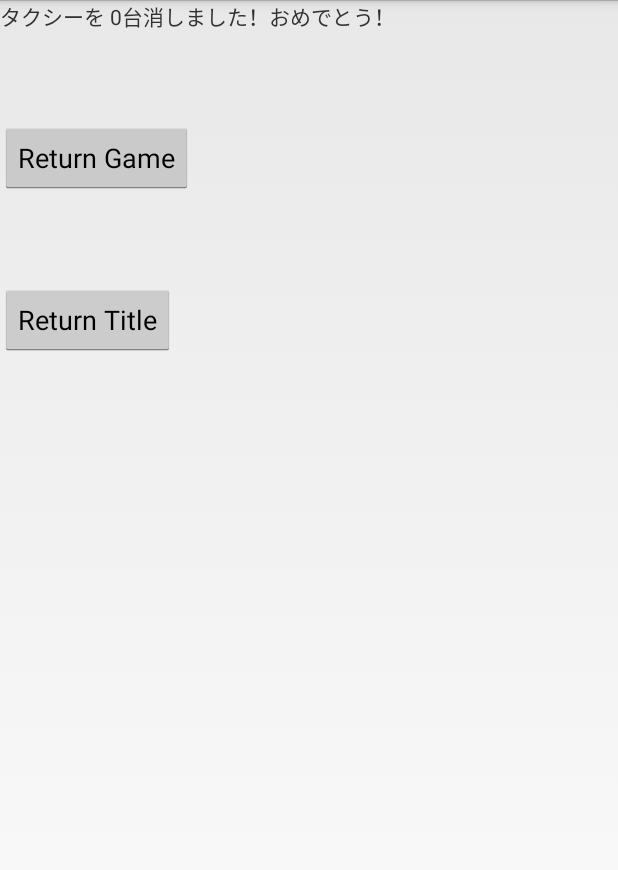
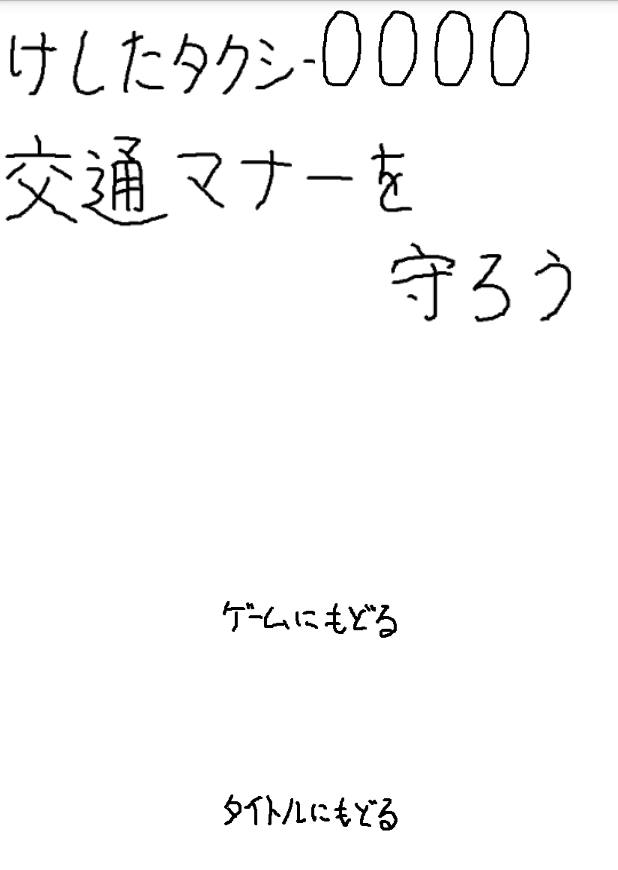
Before and after one commit to tmyoas/HeyTaxi, an Android app: the ResultActivity screen opened directly, with no data from a screen before it, on a phone screen of 412 x 824 dp. Shown: the top 870 px of the screen. Run offline under Robolectric (Android 15) with nearby library versions, the light colour scheme and no system bars.

Commit message:
add 0-9 imgs

```diff
--- a/app/src/main/java/com/cyberagent/ameba/heytaxi/ResultActivity.java
+++ b/app/src/main/java/com/cyberagent/ameba/heytaxi/ResultActivity.java
@@ -2,26 +2,51 @@ package com.cyberagent.ameba.heytaxi;
 
 import android.app.Activity;
 import android.content.Intent;
+import android.content.res.Resources;
+import android.graphics.Bitmap;
+import android.graphics.BitmapFactory;
 import android.os.Bundle;
+import android.util.Log;
 import android.view.KeyEvent;
 import android.view.Menu;
 import android.view.MenuItem;
+import android.view.MotionEvent;
 import android.view.View;
 import android.view.Window;
 import android.view.WindowManager;
-import android.widget.Button;
-import android.widget.TextView;
+import android.widget.ImageView;
 
 /**
  * Created by itou on 2014/09/17.
  */
 
-public class ResultActivity extends Activity implements View.OnClickListener{
+public class ResultActivity extends Activity implements View.OnTouchListener{
 
 
-    TextView text_count;
-    Button button_title;
-    Button button_game;
+//    TextView text_count;
+    ImageView image_game;
+    ImageView image_title;
+    ImageView put_num0;
+    ImageView put_num1;
+    ImageView put_num2;
+    ImageView put_num3;
+    Bitmap touch_game;
+    Bitmap touch_title;
+    Bitmap def_game;
+    Bitmap def_title;
+    Bitmap num1;
+    Bitmap num2;
+    Bitmap num3;
+    Bitmap num4;
+    Bitmap num5;
+    Bitmap num6;
+    Bitmap num7;
+    Bitmap num8;
+    Bitmap num9;
+
+
+
+//    ArrayList<Integer> result_split = new ArrayList<Integer>();
 
     @Override
     protected void onCreate (Bundle savedInstanceState){
@@ -33,14 +58,32 @@ public class ResultActivity extends Activity implements View.OnClickListener{
         setContentView(R.layout.activity_result);
         init();
 
+        ImageView[] put_num = new ImageView[]{put_num3, put_num2, put_num1, put_num0};
 
         Intent intent = getIntent();
         int result = intent.getIntExtra("RESULT", 0);
 
+        int result1 = result % 10;
+        int result2 = (result % 100) / 10;
+        int result3 = (result % 1000) / 100;
+        int result4 = (result % 10000) / 1000;
 
-        text_count.setText("タクシーを " + result + "台消しました！おめでとう！");
-        button_game.setOnClickListener(this);
-        button_title.setOnClickListener(this);
+        int[] result_array = new int[]{result4, result3, result2, result1};
+
+        Log.v("CHECK", "" + result);
+
+        for (int i = 0 ; i < result_array.length ; i++){
+//            setNum(i, put_num[result_split.length - i]);
+            setNum(result_array[i], put_num[i]);
+        }
+
+
+
+//        text_count.setText("消したタクシー : " + result + "\n" + "交通マナーは守りましょう");
+
+        image_title.setOnTouchListener(this);
+        image_game.setOnTouchListener(this);
+
     }
 
     @Override
@@ -63,21 +106,58 @@ public class ResultActivity extends Activity implements View.OnClickListener{
     }
 
     public void init() {
-        text_count = (TextView)findViewById(R.id.result);
-        button_game = (Button)findViewById(R.id.button_game);
-        button_title = (Button)findViewById(R.id.button_title);
+//        text_count = (TextView)findViewById(R.id.result);
+        image_game = (ImageView)findViewById(R.id.image_game);
+        image_title = (ImageView)findViewById(R.id.image_title);
+        put_num0 = (ImageView)findViewById(R.id.result_num0);
+        put_num1 = (ImageView)findViewById(R.id.result_num1);
+        put_num2 = (ImageView)findViewById(R.id.result_num2);
+        put_num3 = (ImageView)findViewById(R.id.result_num3);
+        Resources res = getResources();
+        touch_game = BitmapFactory.decodeResource(res, R.drawable.return_game_down);
+        touch_title = BitmapFactory.decodeResource(res, R.drawable.return_title_down);
+        def_game = BitmapFactory.decodeResource(res, R.drawable.return_game_default);
+        def_title = BitmapFactory.decodeResource(res, R.drawable.return_title_default);
+        num1 = BitmapFactory.decodeResource(res, R.drawable.num_1);
+        num2 = BitmapFactory.decodeResource(res, R.drawable.num_2);
+        num3 = BitmapFactory.decodeResource(res, R.drawable.num_3);
+        num4 = BitmapFactory.decodeResource(res, R.drawable.num_4);
+        num5 = BitmapFactory.decodeResource(res, R.drawable.num_5);
+        num6 = BitmapFactory.decodeResource(res, R.drawable.num_6);
+        num7 = BitmapFactory.decodeResource(res, R.drawable.num_7);
+        num8 = BitmapFactory.decodeResource(res, R.drawable.num_8);
+        num9 = BitmapFactory.decodeResource(res, R.drawable.num_9);
+
     }
 
-    public void onClick(View v) {
-        switch (v.getId()) {
-            case R.id.button_game:
-                goGame();
+    @Override
+    public boolean onTouch(View view, MotionEvent event) {
+        switch (view.getId()) {
+            case R.id.image_game:
+                switch (event.getAction()) {
+                    case MotionEvent.ACTION_DOWN:
+                        image_game.setImageBitmap(touch_game);
+                        break;
+                    case MotionEvent.ACTION_UP:
+                        image_game.setImageBitmap(def_game);
+                        goGame();
+                        break;
+                }
                 break;
 
-            case R.id.button_title:
-                goTitle();
+            case R.id.image_title:
+                switch (event.getAction()) {
+                    case MotionEvent.ACTION_DOWN:
+                        image_title.setImageBitmap(touch_title);
+                        break;
+                    case MotionEvent.ACTION_UP:
+                        image_title.setImageBitmap(def_title);
+                        goTitle();
+                        break;
+                }
                 break;
         }
+        return true;
     }
 
     public void goGame(){
@@ -105,4 +185,39 @@ public class ResultActivity extends Activity implements View.OnClickListener{
         return super.dispatchKeyEvent(event);
     }
 
+    public void setNum(int num, ImageView imageview){
+        switch (num) {
+            case 1:
+                imageview.setImageBitmap(num1);
+                break;
+            case 2:
+                imageview.setImageBitmap(num2);
+                break;
+            case 3:
+                imageview.setImageBitmap(num3);
+                break;
+            case 4:
+                imageview.setImageBitmap(num4);
+                break;
+            case 5:
+                imageview.setImageBitmap(num5);
+                break;
+            case 6:
+                imageview.setImageBitmap(num6);
+                break;
+            case 7:
+                imageview.setImageBitmap(num7);
+                break;
+            case 8:
+                imageview.setImageBitmap(num8);
+                break;
+            case 9:
+                imageview.setImageBitmap(num9);
+                break;
+            default:
+                break;
+
+        }
+
+    }
 }
--- a/app/src/main/res/layout/activity_result.xml
+++ b/app/src/main/res/layout/activity_result.xml
@@ -1,34 +1,70 @@
 <?xml version="1.0" encoding="utf-8"?>
 
 <RelativeLayout xmlns:android="http://schemas.android.com/apk/res/android"
-    android:layout_width="match_parent" android:layout_height="match_parent">
+    android:layout_width="match_parent" android:layout_height="match_parent"
+    android:background="#ffffff">
 
-    <TextView
-        android:layout_width="wrap_content"
-        android:layout_height="wrap_content"
-        android:text="Count : 0"
-        android:id="@+id/result"
+    <ImageView
+        android:layout_width="match_parent"
+        android:layout_height="match_parent"
+        android:scaleType="fitStart"
+        android:id="@+id/result_bg"
+        android:src="@drawable/result_background"
         android:layout_alignParentTop="true"
         android:layout_alignParentLeft="true"
         android:layout_alignParentStart="true" />
 
-    <Button
+    <ImageView
         android:layout_width="wrap_content"
         android:layout_height="wrap_content"
-        android:text="Return Game"
-        android:id="@+id/button_game"
-        android:layout_below="@+id/result"
+        android:id="@+id/image_game"
+        android:src="@drawable/return_game_default"
+        android:layout_centerVertical="true"
+        android:layout_centerHorizontal="true" />
+
+    <ImageView
+        android:layout_width="wrap_content"
+        android:layout_height="wrap_content"
+        android:id="@+id/image_title"
+        android:layout_below="@+id/image_game"
+        android:layout_centerHorizontal="true"
+        android:layout_marginTop="100dp"
+        android:src="@drawable/return_title_default"
+        android:longClickable="false" />
+
+    <ImageView
+        android:layout_width="wrap_content"
+        android:layout_height="wrap_content"
+        android:id="@+id/result_num3"
+        android:layout_alignParentTop="true"
         android:layout_alignParentLeft="true"
         android:layout_alignParentStart="true"
-        android:layout_marginTop="60dp" />
+        android:layout_marginLeft="210dp"
+        android:src="@drawable/num_0" />
 
-    <Button
+    <ImageView
         android:layout_width="wrap_content"
         android:layout_height="wrap_content"
-        android:text="Return Title"
-        android:id="@+id/button_title"
-        android:layout_below="@+id/button_game"
-        android:layout_alignParentLeft="true"
-        android:layout_alignParentStart="true"
-        android:layout_marginTop="60dp" />
+        android:id="@+id/result_num2"
+        android:layout_alignParentTop="true"
+        android:layout_toRightOf="@+id/result_num3"
+        android:src="@drawable/num_0" />
+
+    <ImageView
+        android:layout_width="wrap_content"
+        android:layout_height="wrap_content"
+        android:id="@+id/result_num1"
+        android:layout_alignParentTop="true"
+        android:layout_toRightOf="@+id/result_num2"
+        android:src="@drawable/num_0" />
+
+    <ImageView
+        android:layout_width="wrap_content"
+        android:layout_height="wrap_content"
+        android:id="@+id/result_num0"
+        android:layout_alignParentTop="true"
+        android:layout_toRightOf="@+id/result_num1"
+        android:src="@drawable/num_0" />
+
+
 </RelativeLayout>
--- a/app/src/main/res/layout/activity_title.xml
+++ b/app/src/main/res/layout/activity_title.xml
@@ -8,6 +8,6 @@
         android:layout_width="match_parent"
         android:layout_height="match_parent"
         android:scaleType="center"
-        android:id="@+id/image_title"
+        android:id="@+id/title_bg"
         android:src="@drawable/kakkokari" />
 </LinearLayout>
```
Also changed, not shown: app/src/main/res/drawable-xhdpi/num_0.png (added), app/src/main/res/drawable-xhdpi/num_1.png (added), app/src/main/res/drawable-xhdpi/num_2.png (added), app/src/main/res/drawable-xhdpi/num_3.png (added), app/src/main/res/drawable-xhdpi/num_4.png (added), app/src/main/res/drawable-xhdpi/num_5.png (added), app/src/main/res/drawable-xhdpi/num_6.png (added), app/src/main/res/drawable-xhdpi/num_7.png (added), app/src/main/res/drawable-xhdpi/num_8.png (added), app/src/main/res/drawable-xhdpi/num_9.png (added), app/src/main/res/drawable-xhdpi/result_background.png (added), app/src/main/res/drawable-xhdpi/return_game_default.png (added), app/src/main/res/drawable-xhdpi/return_game_down.png (added), app/src/main/res/drawable-xhdpi/return_title_default.png (added), 1 more files.
